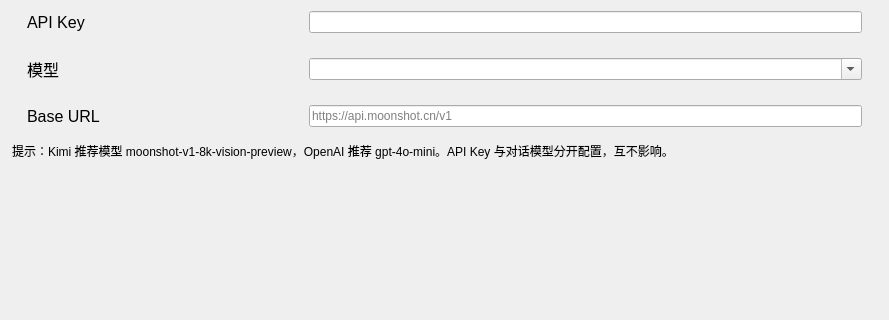
Before: the Qt Designer form Mandarin/windows/setting/child/settingchild_screenCapture.ui in Mandarin715/Mandarin, drawn with Qt 5; both pictures show x 0 to 889 and y 163 to 483 of the 889 by 645 pixel window.
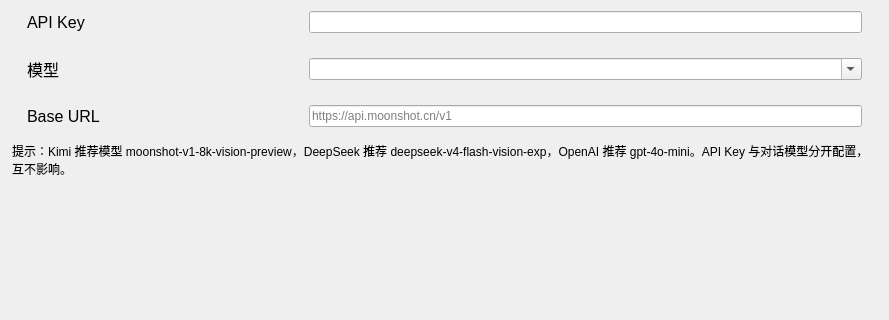
After: the same form once the commit is applied. Custom widgets are drawn as their Qt base class.

Commit message:
feat: 屏幕捕获支持 DeepSeek 视觉 + 每服务商独立 Key + 视觉失败显式报错
- 设置页新增 DeepSeek 预置项/模型预设/端点，一键选用 deepseek-v4-flash-vision-exp
- 屏幕捕获 API Key 改为按服务商独立存储（含旧版迁移），切换服务商不再拿错 Key
- 视觉分析失败显式报错并带 HTTP 状态码，不再静默转入对话造成误解
- max_tokens 提到 2000 修复 DeepSeek 思考模型空内容；content 兼容数组解析；reasoning_content 兜底
- Kimi 模型预设更新为真实可用名（kimi-k2.6 等，经 /v1/models 确认）
- 误提交防护：gitignore restart-aproxy-ws.ps1 / restart-frpc-task.ps1
- 版本 v1.13.0

What changed in the file:
```diff
--- a/Mandarin/windows/setting/child/settingchild_screenCapture.ui
+++ b/Mandarin/windows/setting/child/settingchild_screenCapture.ui
@@ -131,7 +131,7 @@
        <item>
         <widget class="ElaText" name="label_Desc">
          <property name="font"><font><pointsize>9</pointsize></font></property>
-         <property name="text"><string>提示：Kimi 推荐模型 moonshot-v1-8k-vision-preview，OpenAI 推荐 gpt-4o-mini。API Key 与对话模型分开配置，互不影响。</string></property>
+         <property name="text"><string>提示：Kimi 推荐模型 moonshot-v1-8k-vision-preview，DeepSeek 推荐 deepseek-v4-flash-vision-exp，OpenAI 推荐 gpt-4o-mini。API Key 与对话模型分开配置，互不影响。</string></property>
          <property name="wordWrap"><bool>true</bool></property>
         </widget>
        </item>
```
The commit also changes 7 other files.
